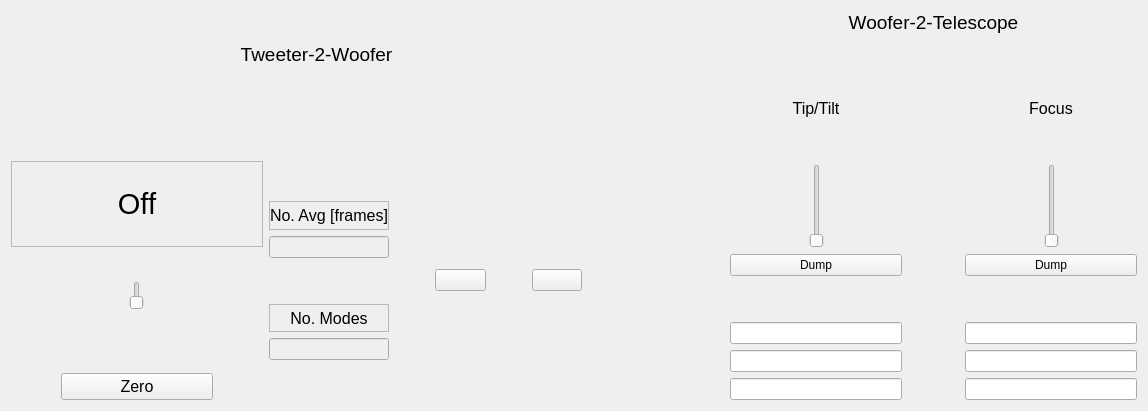
Before: the Qt Designer form gui/widgets/offloadCtrl/offloadCtrl.ui in magao-x/MagAOX, drawn with Qt 5.
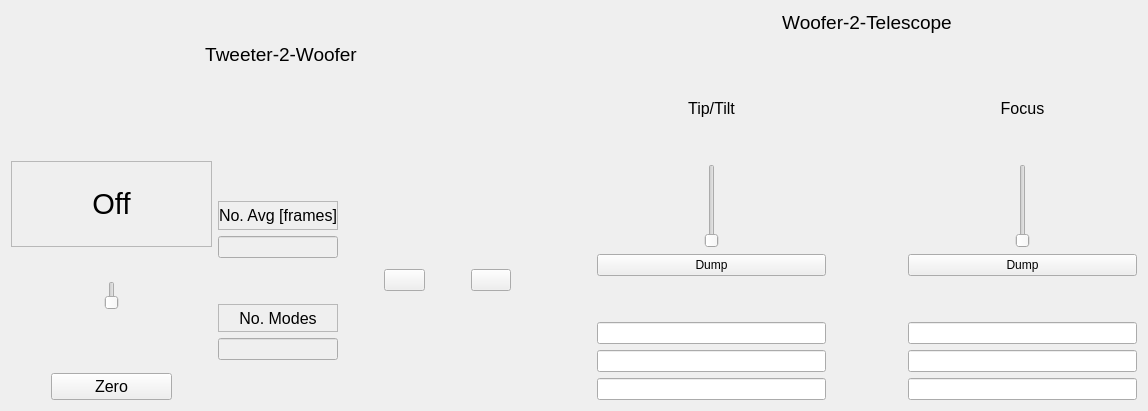
After: the same form once the commit is applied. Icons and pictures are not drawn. Custom widgets are drawn as their Qt base class.

Commit message: Collapse the offload section gap before the slider shrinks

Diff of the .ui file:
```diff
--- a/gui/widgets/offloadCtrl/offloadCtrl.ui
+++ b/gui/widgets/offloadCtrl/offloadCtrl.ui
@@ -19,7 +19,7 @@
   </property>
   <layout class="QGridLayout" name="gridLayout">
    <item row="0" column="0">
-    <layout class="QHBoxLayout" name="horizontalLayout_6" stretch="6,1,4">
+    <layout class="QHBoxLayout" name="horizontalLayout_6" stretch="0,1,0">
      <item>
       <layout class="QVBoxLayout" name="verticalLayout" stretch="3,2,0">
        <item>
@@ -303,6 +303,9 @@
        <property name="orientation">
         <enum>Qt::Horizontal</enum>
        </property>
+       <property name="sizeType">
+        <enum>QSizePolicy::Maximum</enum>
+       </property>
        <property name="sizeHint" stdset="0">
         <size>
          <width>40</width>
```
